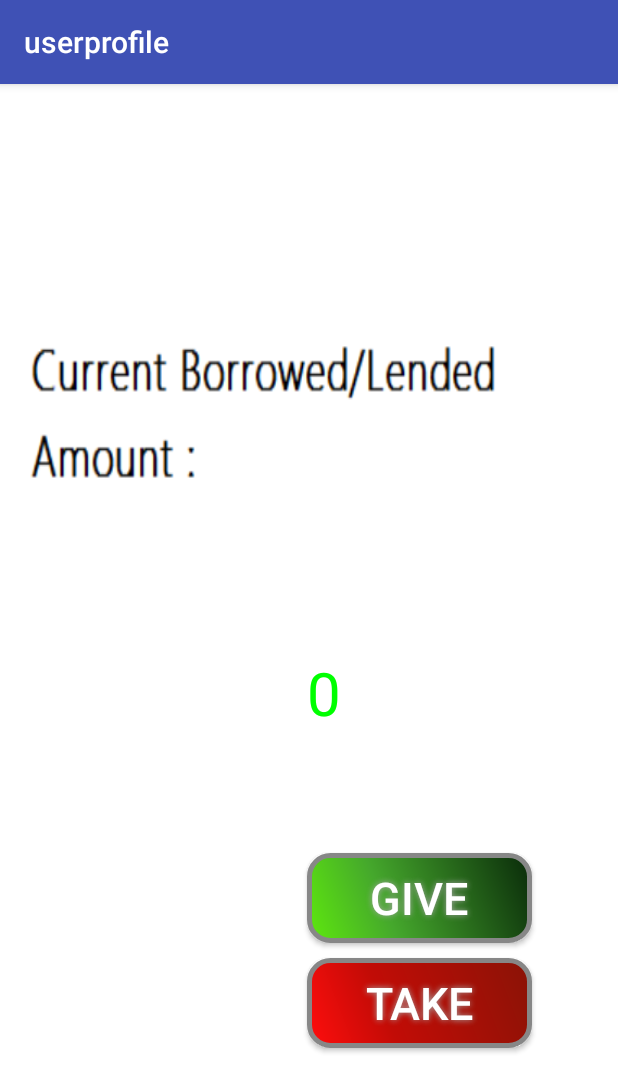
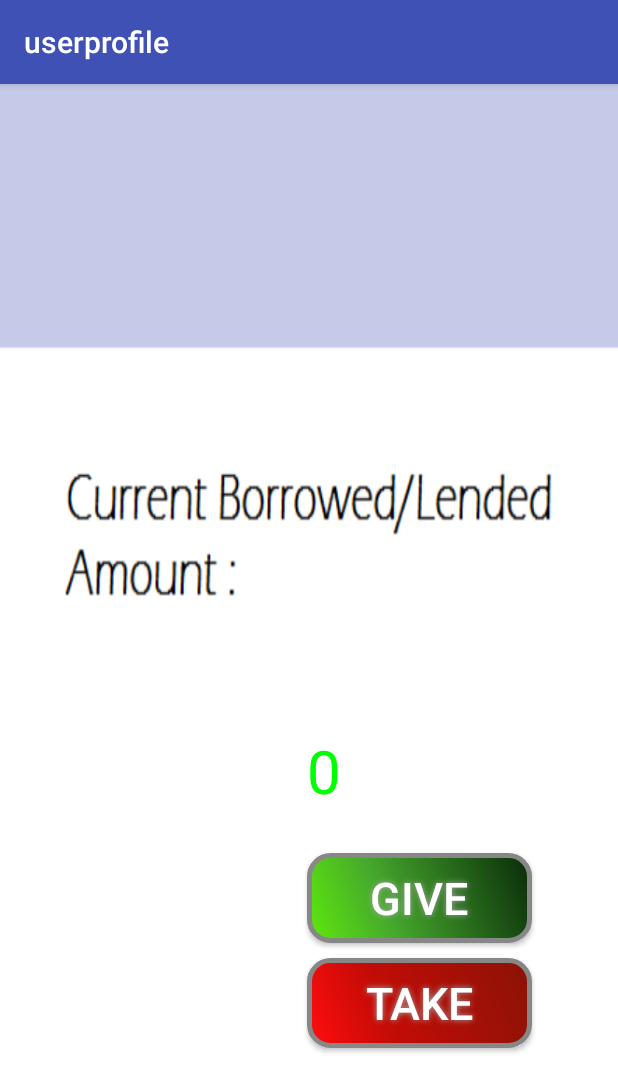
Before and after one commit to Anshul-Goyal/Udhaar, an Android app: the userprofile screen opened directly, with no data from a screen before it, on a phone screen of 412 x 824 dp. Shown: the top 1092 px of the screen. Run offline under Robolectric (Android 15) with nearby library versions, the phone set to English and light mode, and no system bars; 2 statements that could not run were skipped.

Commit message:
userprofile UI improved

```diff
--- a/udhaar/app/src/main/res/layout/activity_userprofile.xml
+++ b/udhaar/app/src/main/res/layout/activity_userprofile.xml
@@ -32,7 +32,7 @@
         android:layout_width="match_parent"
         android:layout_height="match_parent"
         android:orientation="vertical"
-        android:background="@drawable/bkgrnd_userprofile">
+        android:background="@drawable/newbckgrnd_userprofile">
 
         <!--<Button-->
             <!--android:layout_width="wrap_content"-->
@@ -109,10 +109,10 @@
             android:layout_alignParentStart="true"
             android:layout_marginLeft="43dp"
             android:layout_marginStart="43dp"
-            android:layout_marginTop="78dp"
+            android:layout_marginTop="80dp"
             android:layout_alignRight="@+id/button14"
             android:layout_alignEnd="@+id/button14"
-            android:textSize="50dp"
+            android:textSize="40dp"
             android:textColor="#090909" />
 
         <TextView
@@ -122,7 +122,7 @@
             android:layout_above="@+id/button14"
             android:layout_alignRight="@+id/button14"
             android:layout_alignEnd="@+id/button14"
-            android:layout_marginBottom="80dp"
+            android:layout_marginBottom="28dp"
             android:layout_alignLeft="@+id/button14"
             android:layout_alignStart="@+id/button14"
             android:textSize="40dp" />
```
Also changed, not shown: udhaar/app/src/main/res/drawable/newbckgrnd_userprofile.png (added).
